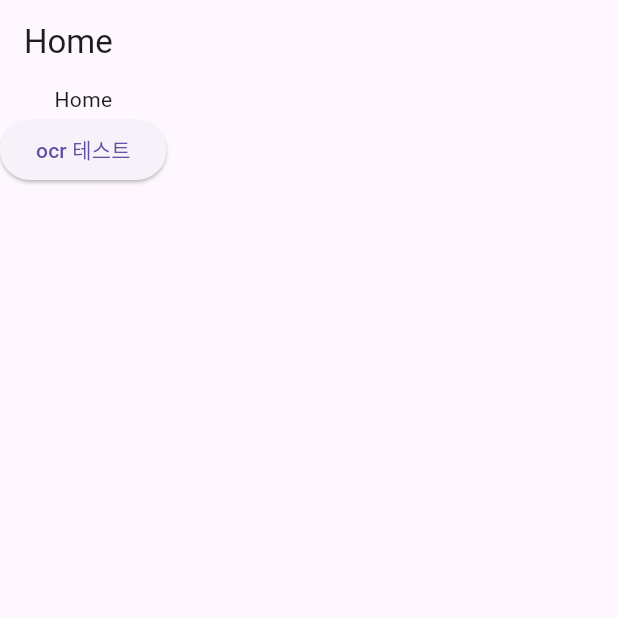
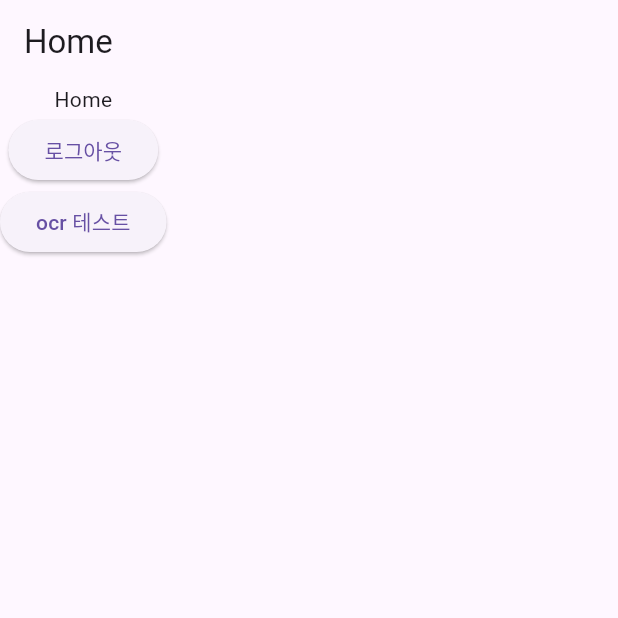
Before and after one commit to pcardchu/pcardchu, a Flutter app: the screen it shows after launch, after a tap on "임시 로그인", on a phone screen of 412 x 824 dp, the top half of it. Run offline on Flutter 3.47's test engine with Material 3 defaults, Android fonts, the phone set to English and light mode, and no system bars; our stand-ins replace flutter_dotenv; missing offline and left inert: credit_card_scanner, encrypt, kakao_flutter_sdk; project files that could hold a hidden picture were left out.

Commit message:
💠 feat: ScreenUtil 추가, 카카오 로그아웃 구현

```diff
--- a/frontend/lib/home/screens/home_screen.dart
+++ b/frontend/lib/home/screens/home_screen.dart
@@ -1,5 +1,7 @@
 import 'package:flutter/material.dart';
 import 'package:frontend/card/screens/card_registration.dart';
+import 'package:frontend/providers/login_provider.dart';
+import 'package:provider/provider.dart';
 
 class HomeScreen extends StatelessWidget {
   @override
@@ -11,6 +13,9 @@ class HomeScreen extends StatelessWidget {
       body: Column(
         children: [
           Text('Home'),
+          ElevatedButton(onPressed: (){
+            Provider.of<LoginProvider>(context, listen: false).logout(context);
+          }, child: Text("로그아웃")),
           ElevatedButton(
               onPressed: () {
                 Navigator.of(context).push(
--- a/frontend/lib/providers/login_provider.dart
+++ b/frontend/lib/providers/login_provider.dart
@@ -1,4 +1,5 @@
 import 'package:flutter/material.dart';
+import 'package:frontend/user/screens/login_screen.dart';
 import 'package:frontend/user/services/kakao_login_service.dart';
 import 'package:kakao_flutter_sdk/kakao_flutter_sdk.dart';
 
@@ -32,9 +33,18 @@ class LoginProvider with ChangeNotifier {
     }
   }
 
-  void logout() {
+  Future logout(BuildContext context) async{
     _kakaoToken = null;
     _isLoggedIn = false;
+
+    try{
+      await UserApi.instance.logout();
+      print("카카오 로그아웃");
+    } catch (e) {
+      print("카카오 로그아웃 실패 : ${e}");
+    }
+
     notifyListeners();
+    Navigator.pushReplacement(context, MaterialPageRoute(builder: (context) => LoginScreen()));
   }
 }
--- a/frontend/lib/user/widgets/kakao_login_button.dart
+++ b/frontend/lib/user/widgets/kakao_login_button.dart
@@ -1,15 +1,28 @@
 import 'package:flutter/material.dart';
-import 'package:flutter/widgets.dart';
 import 'package:frontend/home/screens/home_screen.dart';
 import 'package:frontend/providers/login_provider.dart';
 import 'package:provider/provider.dart';
 
-///카카오 버튼 위젯입니다.
+///카카오 로그인 버튼 위젯
 class KakaoLoginButton extends StatelessWidget {
   @override
   Widget build(BuildContext context) {
-    return ElevatedButton(
-      child: Text("카카오로 로그인"),
+    return ElevatedButton.icon(
+      icon: Image.asset('assets/images/kakao_logo.png', height: 20.0), // 카카오 로고 이미지
+      label: Text(
+        "카카오로 로그인",
+        style: TextStyle(
+          color: Colors.black87, // 텍스트 색상
+          fontSize: 16.0, // 텍스트 크기
+        ),
+      ),
+      style: ElevatedButton.styleFrom(
+        backgroundColor: Color(0xFFFEE500), // 버튼 배경색
+        shape: RoundedRectangleBorder(
+          borderRadius: BorderRadius.circular(12.0), // 버튼의 둥근 모서리
+        ),
+        padding: EdgeInsets.symmetric(horizontal: 12.0, vertical: 8.0), // 패딩 조정
+      ),
       onPressed: () async {
         await Provider.of<LoginProvider>(context, listen: false).login();
         // 로그인 작업이 완료된 후에 isLoggedIn 상태를 체크
--- a/frontend/pubspec.yaml
+++ b/frontend/pubspec.yaml
@@ -34,6 +34,7 @@ flutter:
 
   assets:
     - .env
+    - assets/images/
 
   fonts:
     - family: SUIT
```
Also changed, not shown: frontend/lib/utils/screen_util.dart (added, +57 -0 lines), frontend/assets/images/kakao_logo.png (added).
